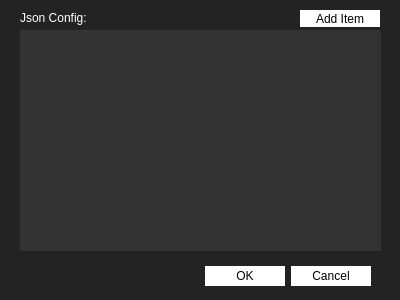
First picture: the form in acriaconfig.ui, repository Acria-Network/Acria-Oracle-Node-Qt, before the edit.
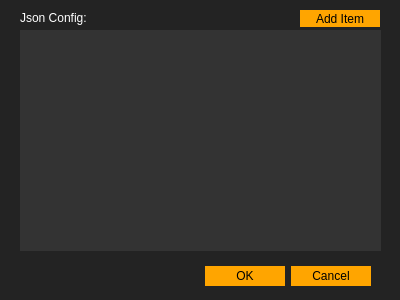
Second picture: the form after the edit. Icons and pictures are not drawn.

Patch:
```diff
--- a/acriaconfig.ui
+++ b/acriaconfig.ui
@@ -37,7 +37,8 @@
 /*padding:30px;*/
 width:80px;
 padding-top:3px;
-padding-bottom:3px;</string>
+padding-bottom:3px;
+background-color:orange;</string>
    </property>
    <property name="orientation">
     <enum>Qt::Horizontal</enum>
@@ -94,7 +95,8 @@
 /*padding:30px;*/
 width:80px;
 padding-top:3px;
-padding-bottom:3px;</string>
+padding-bottom:3px;
+background-color:orange;</string>
    </property>
    <property name="text">
     <string>Add Item</string>
```
Left out of the diff: 2 changed lines with no effect on the pictures.
